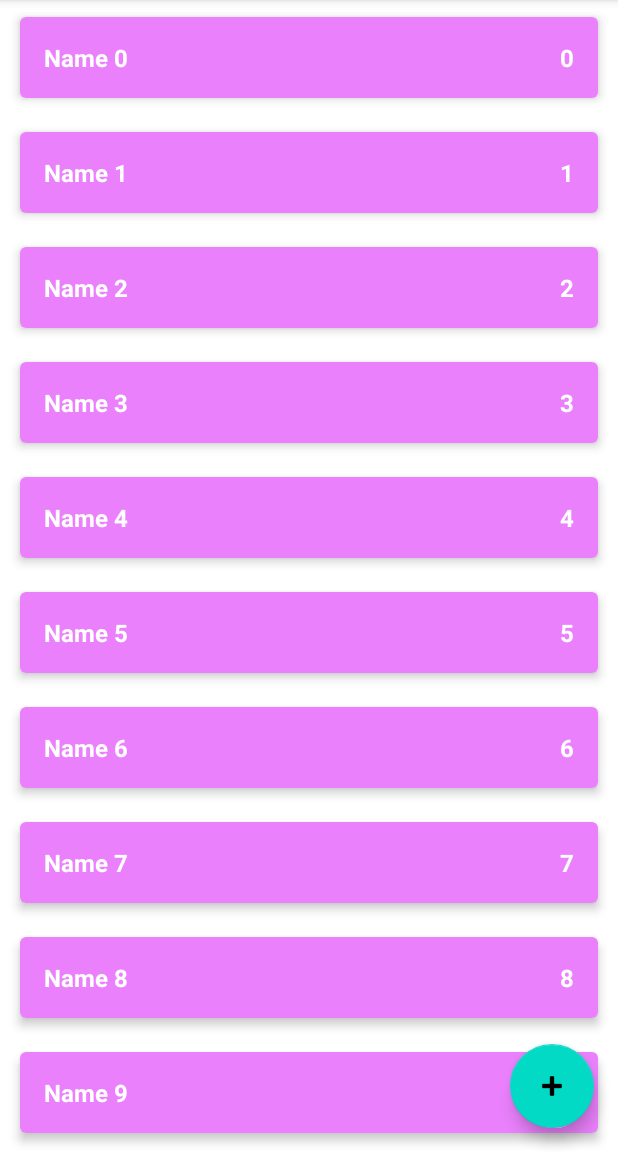
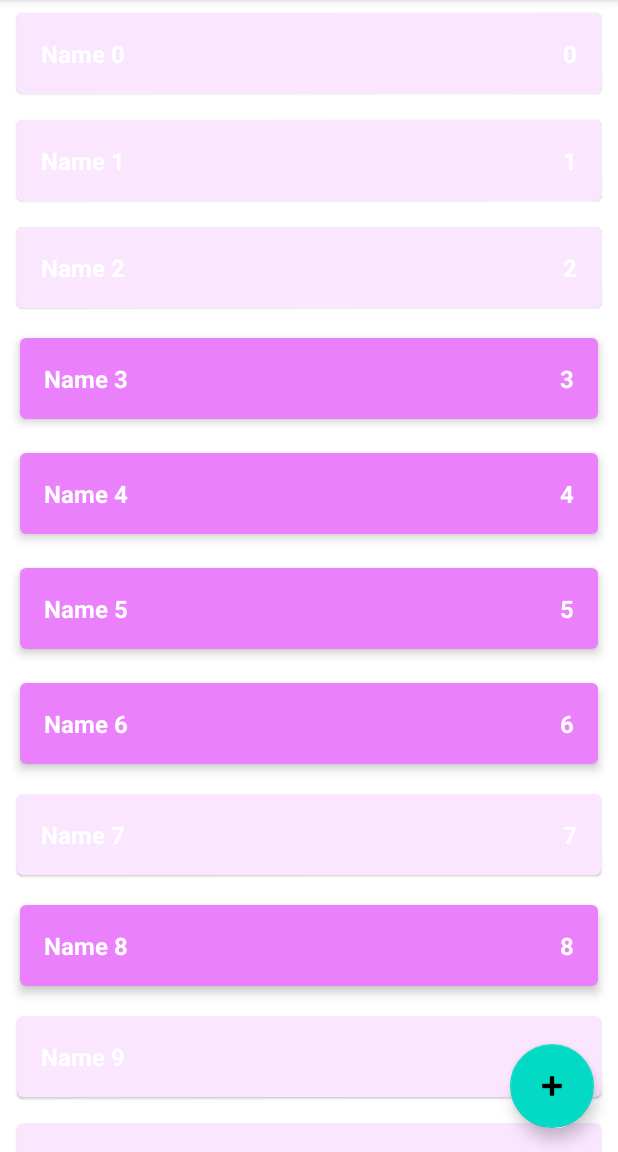
Before and after one commit to BigLebowski9770/ShoppingList, an Android app: the screen it shows after launch (MainActivity), on a phone screen of 412 x 824 dp, the part 84-1236 px from its top. Run offline under Robolectric (Android 15) with nearby library versions, the phone set to English and light mode, and no system bars.

Commit message:
Add many new function and start to work with second activity

```diff
--- a/app/src/main/AndroidManifest.xml
+++ b/app/src/main/AndroidManifest.xml
@@ -11,6 +11,8 @@
         android:supportsRtl="true"
         android:theme="@style/Theme.ShoppingList"
         tools:targetApi="31">
+        <activity android:name=".presentation.ShopItemActivity"
+            android:windowSoftInputMode="adjustResize"/>
         <activity
             android:name=".presentation.MainActivity"
             android:exported="true">
--- a/app/src/main/java/com/example/shoppinglist/data/ShopListRepositoryImpl.kt
+++ b/app/src/main/java/com/example/shoppinglist/data/ShopListRepositoryImpl.kt
@@ -5,6 +5,7 @@ import androidx.lifecycle.MutableLiveData
 import com.example.shoppinglist.domain.ShopItem
 import com.example.shoppinglist.domain.ShopItem.Companion.UNDEFINED_ID
 import com.example.shoppinglist.domain.ShopListRepository
+import kotlin.random.Random
 
 
 class ShopListRepositoryImpl() : ShopListRepository {
@@ -16,8 +17,8 @@ class ShopListRepositoryImpl() : ShopListRepository {
     private var autoIncrementId = 0
 
     init {
-        for (i in 0 until 10) {
-            val item = ShopItem("Name $i", i, true)
+        for (i in 0 until 1000) {
+            val item = ShopItem("Name $i", i, Random.nextBoolean())
             addShopItem(item)
         }
     }
--- a/app/src/main/java/com/example/shoppinglist/presentation/MainActivity.kt
+++ b/app/src/main/java/com/example/shoppinglist/presentation/MainActivity.kt
@@ -8,43 +8,81 @@ import android.widget.LinearLayout
 import android.widget.TextView
 import androidx.lifecycle.ViewModel
 import androidx.lifecycle.ViewModelProvider
+import androidx.recyclerview.widget.ItemTouchHelper
+import androidx.recyclerview.widget.RecyclerView
 import com.example.shoppinglist.R
 import com.example.shoppinglist.domain.ShopItem
 
 class MainActivity : AppCompatActivity() {
 
     private lateinit var viewModel: MainViewModel
-    private lateinit var llShopList: LinearLayout
+    private lateinit var shopListAdapter: ShopListAdapter
+
     override fun onCreate(savedInstanceState: Bundle?) {
         super.onCreate(savedInstanceState)
         setContentView(R.layout.activity_main)
-        llShopList = findViewById(R.id.ll_shop_list)
+        setupRecyclerView()
         viewModel = ViewModelProvider(this)[MainViewModel::class.java]
         viewModel.shopList.observe(this) {
-
-            showList(it)
-
+            shopListAdapter.submitList(it)
         }
     }
 
-    private fun showList(list: List<ShopItem>) {
-        llShopList.removeAllViews()
-        for (shopItem in list) {
-            val layoutId = if (shopItem.enabled) {
-                R.layout.item_shop_enabled
-            } else {
-                R.layout.item_shop_disabled
+    private fun setupRecyclerView() {
+        val rvShopList = findViewById<RecyclerView>(R.id.rv_shop_list)
+        with(rvShopList) {
+            shopListAdapter = ShopListAdapter()
+            adapter = shopListAdapter
+            recycledViewPool.setMaxRecycledViews(
+                ShopListAdapter.VIEW_TYPE_ENABLED,
+                ShopListAdapter.MAX_POOL_SIZE
+            )
+            recycledViewPool.setMaxRecycledViews(
+                ShopListAdapter.VIEW_TYPE_DISABLED,
+                ShopListAdapter.MAX_POOL_SIZE
+            )
+        }
+
+        setupLongClickListener()
+
+        setupClickListener()
+
+        setupSwipeListener(rvShopList)
+    }
+
+    private fun setupSwipeListener(rvShopList: RecyclerView) {
+        val callBack = object : ItemTouchHelper.SimpleCallback(
+            0,
+            ItemTouchHelper.LEFT
+                    or ItemTouchHelper.RIGHT
+        ) {
+            override fun onMove(
+                recyclerView: RecyclerView,
+                viewHolder: RecyclerView.ViewHolder,
+                target: RecyclerView.ViewHolder
+            ): Boolean {
+                return false
             }
-            val view = LayoutInflater.from(this).inflate(layoutId, llShopList, false)
-            val tvName = view.findViewById<TextView>(R.id.tv_name)
-            val tvCount = view.findViewById<TextView>(R.id.tv_count)
-            tvName.text = shopItem.name
-            tvCount.text = shopItem.count.toString()
-            view.setOnLongClickListener {
-                viewModel.changeEnabledState(shopItem)
-                true
+
+            override fun onSwiped(viewHolder: RecyclerView.ViewHolder, direction: Int) {
+                val item = shopListAdapter.currentList[viewHolder.adapterPosition]
+                viewModel.removeShopItem(item)
             }
-            llShopList.addView(view)
+        }
+
+        val itemTouchHelper = ItemTouchHelper(callBack)
+        itemTouchHelper.attachToRecyclerView(rvShopList)
+    }
+
+    private fun setupClickListener() {
+        shopListAdapter.onShopItemClickListener = {
+            Log.d("Blink 182", it.toString())
+        }
+    }
+
+    private fun setupLongClickListener() {
+        shopListAdapter.onShopItemLongClickListener = {
+            viewModel.changeEnabledState(it)
         }
     }
 }
--- a/app/src/main/java/com/example/shoppinglist/presentation/ShopListAdapter.kt
+++ b/app/src/main/java/com/example/shoppinglist/presentation/ShopListAdapter.kt
@@ -1,41 +1,56 @@
 package com.example.shoppinglist.presentation
 
 import android.view.LayoutInflater
-import android.view.TextureView
-import android.view.View
 import android.view.ViewGroup
-import android.widget.TextView
-import androidx.recyclerview.widget.RecyclerView
+import androidx.recyclerview.widget.ListAdapter
 import com.example.shoppinglist.R
 import com.example.shoppinglist.domain.ShopItem
 
-class ShopListAdapter : RecyclerView.Adapter<ShopListAdapter.ShopItemViewHolder>() {
+class ShopListAdapter : ListAdapter<ShopItem, ShopItemViewHolder>(ShopItemDiffCallback()) {
 
-    val list = listOf<ShopItem>()
+    var onShopItemLongClickListener: ((ShopItem) -> Unit)? = null
+
+    var onShopItemClickListener: ((ShopItem) -> Unit)? = null
 
     override fun onCreateViewHolder(parent: ViewGroup, viewType: Int): ShopItemViewHolder {
-        val view =
-            LayoutInflater
-                .from(parent.context)
-                .inflate(R.layout.item_shop_disabled, parent, false)
+        val layout = when (viewType) {
+            VIEW_TYPE_DISABLED -> R.layout.item_shop_disabled
+            VIEW_TYPE_ENABLED -> R.layout.item_shop_enabled
+            else -> throw RuntimeException("Дуралей")
+        }
+
+        val view = LayoutInflater.from(parent.context).inflate(layout, parent, false)
         return ShopItemViewHolder(view)
     }
 
     override fun onBindViewHolder(viewHolder: ShopItemViewHolder, position: Int) {
-        val shopItem = list[position]
+        val shopItem = getItem(position)
+        viewHolder.view.setOnClickListener {
+            onShopItemClickListener?.invoke(shopItem)
+        }
+
+        viewHolder.view.setOnLongClickListener {
+            onShopItemLongClickListener?.invoke(shopItem)
+            true
+        }
         viewHolder.tvName.text = shopItem.name
         viewHolder.tvCount.text = shopItem.count.toString()
-        viewHolder.view.setOnLongClickListener{
-            true
+    }
+
+
+    override fun getItemViewType(position: Int): Int {
+        val item = getItem(position)
+        return if (item.enabled) {
+            VIEW_TYPE_ENABLED
+        } else {
+            VIEW_TYPE_DISABLED
         }
     }
 
-    override fun getItemCount(): Int {
-        return list.size
-    }
 
-    class ShopItemViewHolder(val view: View) : RecyclerView.ViewHolder(view) {
-        val tvName = view.findViewById<TextView>(R.id.tv_name)
-        val tvCount = view.findViewById<TextView>(R.id.tv_count)
+    companion object {
+        const val VIEW_TYPE_ENABLED = 1
+        const val VIEW_TYPE_DISABLED = 0
+        const val MAX_POOL_SIZE = 15
     }
 }
--- a/app/src/main/res/layout/activity_main.xml
+++ b/app/src/main/res/layout/activity_main.xml
@@ -7,24 +7,10 @@
     tools:context=".presentation.MainActivity">
 
 
-    <ScrollView
-        android:layout_width="match_parent"
-        android:layout_height="match_parent">
-
-        <LinearLayout
-            android:id="@+id/ll_shop_list"
-            android:layout_width="match_parent"
-            android:layout_height="match_parent"
-            android:orientation="vertical"
-            />
-
-    </ScrollView>
-
     <androidx.recyclerview.widget.RecyclerView
         android:id="@+id/rv_shop_list"
         android:layout_width="0dp"
         android:layout_height="0dp"
-        android:visibility="gone"
         app:layout_constraintBottom_toBottomOf="parent"
         app:layout_constraintEnd_toEndOf="parent"
         app:layout_constraintStart_toStartOf="parent"
--- a/app/src/main/res/layout/item_shop_disabled.xml
+++ b/app/src/main/res/layout/item_shop_disabled.xml
@@ -29,14 +29,13 @@
             android:textColor="@color/white"
             android:textSize="16dp"
             android:textStyle="bold"
-            android:text="Картошка"
+
              />
 
         <TextView
             android:id="@+id/tv_count"
             android:layout_width="wrap_content"
             android:layout_height="wrap_content"
-            android:text="1"
             android:textColor="@color/white"
             android:textSize="16dp"
             android:textStyle="bold" />
--- a/app/src/main/res/layout/item_shop_enabled.xml
+++ b/app/src/main/res/layout/item_shop_enabled.xml
@@ -28,7 +28,7 @@
             android:textSize="16dp"
             android:textStyle="bold"
             android:textColor="@color/white"
-            android:text="Картошка" />
+             />
 
         <TextView
             android:id="@+id/tv_count"
@@ -37,6 +37,6 @@
             android:textSize="16dp"
             android:textStyle="bold"
             android:textColor="@color/white"
-            android:text="1" />
+             />
     </LinearLayout>
 </androidx.cardview.widget.CardView>
```
Also changed, not shown: app/src/main/java/com/example/shoppinglist/presentation/ShopItemActivity.kt (added, +13 -0 lines), app/src/main/java/com/example/shoppinglist/presentation/ShopItemDiffCallback.kt (added, +16 -0 lines), app/src/main/java/com/example/shoppinglist/presentation/ShopItemViewHolder.kt (added, +11 -0 lines), app/src/main/java/com/example/shoppinglist/presentation/ShopItemViewModel.kt (added, +65 -0 lines), app/src/main/java/com/example/shoppinglist/presentation/ShopListDiffCallback.kt (added, +29 -0 lines), app/src/main/res/layout/activity_shop_item.xml (added, +58 -0 lines).
